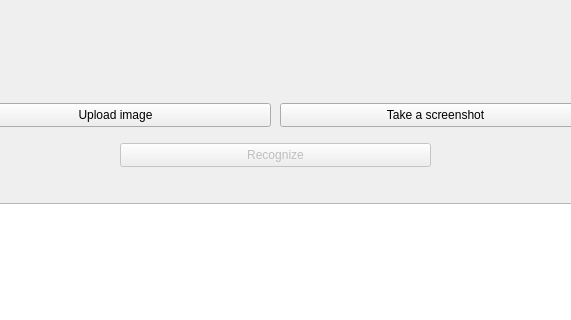
Old version of the form ScreenshotReader/mainwindow.ui in the repository Ssssvhhhhh/ScreenshotReader; both pictures show x 140 to 711 and y 187 to 507 of the 800 by 600 pixel window.
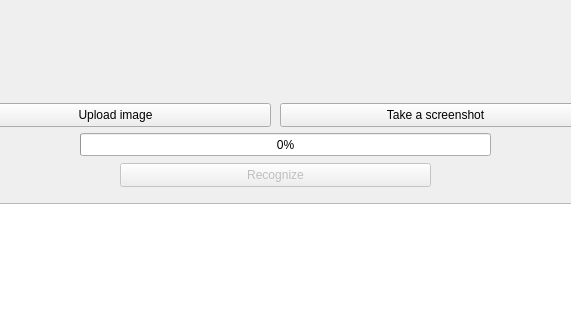
New version of the form.

```diff
--- a/ScreenshotReader/mainwindow.ui
+++ b/ScreenshotReader/mainwindow.ui
@@ -34,7 +34,7 @@
     <property name="geometry">
      <rect>
       <x>260</x>
-      <y>330</y>
+      <y>350</y>
       <width>311</width>
       <height>24</height>
      </rect>
@@ -85,6 +85,19 @@
      </rect>
     </property>
    </widget>
+   <widget class="QProgressBar" name="progressBar">
+    <property name="geometry">
+     <rect>
+      <x>220</x>
+      <y>320</y>
+      <width>411</width>
+      <height>23</height>
+     </rect>
+    </property>
+    <property name="value">
+     <number>0</number>
+    </property>
+   </widget>
   </widget>
   <widget class="QMenuBar" name="menubar">
    <property name="geometry">
```
